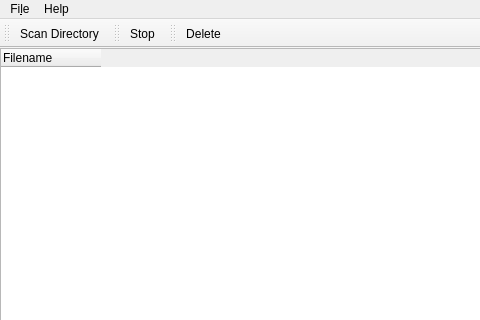
Qt form mainwindow.ui (demon1999/finder) before a commit; both pictures show x 0 to 480 and y 0 to 320 of the 800 by 600 pixel window.
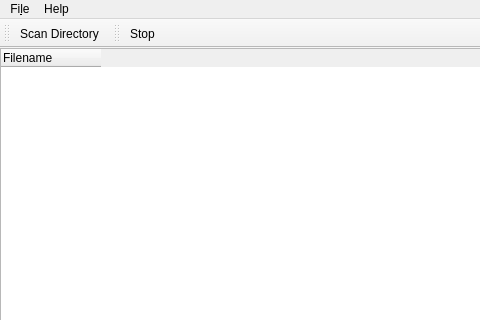
The same form after that commit.

Commit message: adding input dialog

```diff
--- a/mainwindow.ui
+++ b/mainwindow.ui
@@ -96,23 +96,6 @@
    </attribute>
    <addaction name="actionStop"/>
   </widget>
-  <widget class="QToolBar" name="toolBar">
-   <property name="windowTitle">
-    <string>toolBar</string>
-   </property>
-   <attribute name="toolBarArea">
-    <enum>TopToolBarArea</enum>
-   </attribute>
-   <attribute name="toolBarBreak">
-    <bool>false</bool>
-   </attribute>
-   <addaction name="actionDeleteSelected"/>
-  </widget>
-  <action name="actionDeleteSelected">
-   <property name="text">
-    <string>&amp;Delete</string>
-   </property>
-  </action>
   <action name="actionStop">
    <property name="text">
     <string>&amp;Stop</string>
```
The commit also changes 2 other files.
